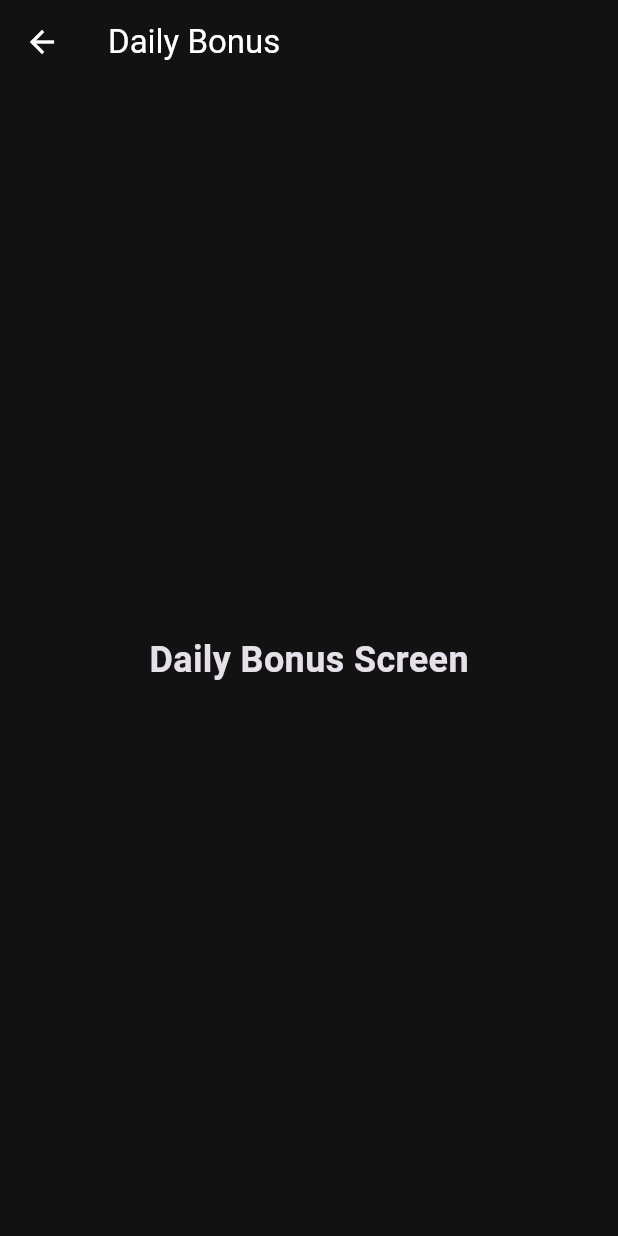
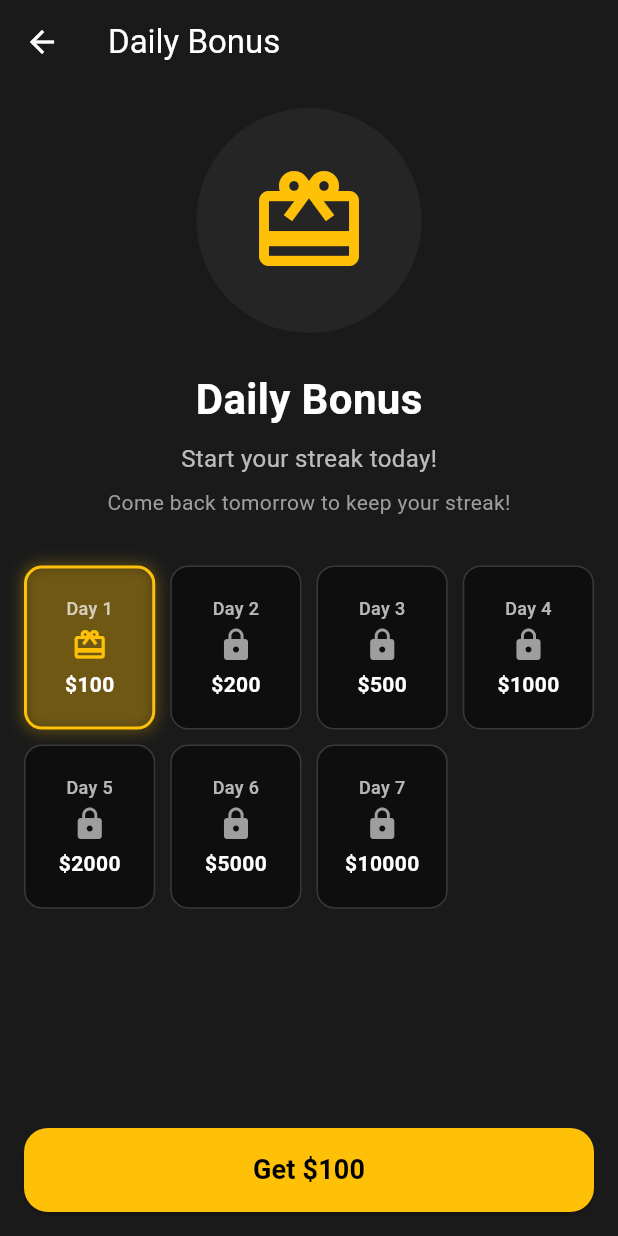
Before and after one commit to alexeyosychencko/crypto_sim-app, a Flutter app: the screen it shows after launch, after a tap on an icon or button, on a phone screen of 412 x 824 dp. Run offline on Flutter 3.47's test engine with Material 3 defaults, Android fonts, the phone set to English and light mode, and no system bars; our stand-ins replace dio, fl_chart, flutter_riverpod, hive, hive_flutter; accounts and stored records are empty; network calls fail.

Commit message:
dayly bonus page

```diff
--- /dev/null
+++ b/lib/core/constants/bonus_rewards.dart
@@ -0,0 +1,9 @@
+const Map<int, int> dailyBonusRewards = {
+  1: 100,
+  2: 200,
+  3: 500,
+  4: 1000,
+  5: 2000,
+  6: 5000,
+  7: 10000,
+};
--- /dev/null
+++ b/lib/features/bonus/providers/bonus_provider.dart
@@ -0,0 +1,47 @@
+import 'package:flutter_riverpod/flutter_riverpod.dart';
+import 'package:hive/hive.dart';
+import '../../../shared/models/bonus_data.dart';
+import '../../../shared/services/bonus_service.dart';
+import '../../wallet/providers/wallet_provider.dart';
+
+// Service provider
+final bonusServiceProvider = Provider<BonusService>((ref) {
+  // Box should be opened in main.dart with name 'bonus'
+  final box = Hive.box<BonusData>('bonus');
+  return BonusService(box);
+});
+
+class BonusNotifier extends Notifier<BonusData> {
+  late final BonusService _service;
+
+  @override
+  BonusData build() {
+    _service = ref.watch(bonusServiceProvider);
+    return _service.getBonusData();
+  }
+
+  Future<void> refresh() async {
+    state = _service.getBonusData();
+  }
+
+  Future<int> claim() async {
+    try {
+      final reward = await _service.claimBonus();
+
+      // Update local state
+      state = _service.getBonusData();
+
+      // Update wallet balance
+      // Accessing the notifier directly to call the method
+      await ref.read(walletProvider.notifier).updateBalance(reward.toDouble());
+
+      return reward;
+    } catch (e) {
+      rethrow;
+    }
+  }
+}
+
+final bonusDataProvider = NotifierProvider<BonusNotifier, BonusData>(
+  BonusNotifier.new,
+);
--- a/lib/features/bonus/screens/daily_bonus_screen.dart
+++ b/lib/features/bonus/screens/daily_bonus_screen.dart
@@ -1,19 +1,166 @@
 import 'package:flutter/material.dart';
+import 'package:flutter_riverpod/flutter_riverpod.dart';
+import '../providers/bonus_provider.dart';
+import '../widgets/day_card.dart';
+import '../../../core/constants/bonus_rewards.dart';
 
-class DailyBonusScreen extends StatelessWidget {
+class DailyBonusScreen extends ConsumerWidget {
   const DailyBonusScreen({super.key});
 
   @override
-  Widget build(BuildContext context) {
+  Widget build(BuildContext context, WidgetRef ref) {
+    final bonusData = ref.watch(bonusDataProvider);
+    final bonusService = ref.watch(bonusServiceProvider);
+
+    final canClaim = bonusService.canClaimToday();
+    final currentStreak = bonusData.currentStreak;
+
+    // Calculate next reward amount
+    int nextReward = 0;
+    if (canClaim) {
+      // Logic duplicated from service for display purposes or use service method if available/public
+      // Using service logic: if claimed yesterday, next is streak + 1. If broken, reset to 1.
+      // Actually service.getNextReward() does this logic.
+      nextReward = bonusService.getNextReward();
+    }
+
     return Scaffold(
+      backgroundColor: const Color(0xFF1A1A1A), // Dark background
       appBar: AppBar(
         title: const Text('Daily Bonus'),
         backgroundColor: Colors.transparent,
+        elevation: 0,
+        leading: IconButton(
+          icon: const Icon(Icons.arrow_back),
+          onPressed: () => Navigator.of(context).pop(),
+        ),
       ),
-      body: const Center(
-        child: Text(
-          'Daily Bonus Screen',
-          style: TextStyle(fontSize: 24, fontWeight: FontWeight.bold),
+      body: SafeArea(
+        child: Padding(
+          padding: const EdgeInsets.all(16.0),
+          child: Column(
+            children: [
+              // Header Section
+              Container(
+                width: 150,
+                height: 150,
+                decoration: BoxDecoration(
+                  color: Colors.white.withValues(alpha: 0.05),
+                  shape: BoxShape.circle,
+                ),
+                child: const Icon(
+                  Icons.card_giftcard,
+                  size: 80,
+                  color: Colors.amber,
+                ),
+              ),
+              const SizedBox(height: 24),
+              const Text(
+                'Daily Bonus',
+                style: TextStyle(
+                  fontSize: 28,
+                  fontWeight: FontWeight.bold,
+                  color: Colors.white,
+                ),
+              ),
+              const SizedBox(height: 8),
+              if (currentStreak > 0 && !bonusService.isStreakBroken())
+                Text(
+                  'Day $currentStreak in a row',
+                  style: const TextStyle(
+                    fontSize: 16,
+                    color: Colors.amber,
+                    fontWeight: FontWeight.w500,
+                  ),
+                )
+              else
+                const Text(
+                  'Start your streak today!',
+                  style: TextStyle(fontSize: 16, color: Colors.white70),
+                ),
+
+              const SizedBox(height: 8),
+              const Text(
+                'Come back tomorrow to keep your streak!',
+                style: TextStyle(fontSize: 14, color: Colors.grey),
+              ),
+
+              const SizedBox(height: 32),
+
+              // Days Grid
+              Expanded(
+                child: GridView.builder(
+                  gridDelegate: const SliverGridDelegateWithFixedCrossAxisCount(
+                    crossAxisCount: 4,
+                    crossAxisSpacing: 10,
+                    mainAxisSpacing: 10,
+                    childAspectRatio: 0.8,
+                  ),
+                  itemCount: 7,
+                  itemBuilder: (context, index) {
+                    final day = index + 1;
+                    final reward = dailyBonusRewards[day] ?? 0;
+                    final status = bonusService.getDayStatus(day);
+
+                    return DayCard(day: day, reward: reward, status: status);
+                  },
+                ),
+              ),
+
+              // Claim Button
+              const SizedBox(height: 16),
+              SizedBox(
+                width: double.infinity,
+                height: 56,
+                child: ElevatedButton(
+                  onPressed: canClaim
+                      ? () async {
+                          try {
+                            final reward = await ref
+                                .read(bonusDataProvider.notifier)
+                                .claim();
+                            if (context.mounted) {
+                              ScaffoldMessenger.of(context).showSnackBar(
+                                SnackBar(
+                                  content: Text(
+                                    'Claimed \$$reward!',
+                                    style: const TextStyle(color: Colors.white),
+                                  ),
+                                  backgroundColor: Colors.green,
+                                ),
+                              );
+                            }
+                          } catch (e) {
+                            if (context.mounted) {
+                              ScaffoldMessenger.of(context).showSnackBar(
+                                SnackBar(
+                                  content: Text('Error: $e'),
+                                  backgroundColor: Colors.red,
+                                ),
+                              );
+                            }
+                          }
+                        }
+                      : null,
+                  style: ElevatedButton.styleFrom(
+                    backgroundColor: Colors.amber,
+                    disabledBackgroundColor: Colors.grey.withValues(alpha: 0.3),
+                    shape: RoundedRectangleBorder(
+                      borderRadius: BorderRadius.circular(16),
+                    ),
+                  ),
+                  child: Text(
+                    canClaim ? 'Get \$$nextReward' : 'Come back tomorrow',
+                    style: TextStyle(
+                      color: canClaim ? Colors.black : Colors.white54,
+                      fontSize: 18,
+                      fontWeight: FontWeight.bold,
+                    ),
+                  ),
+                ),
+              ),
+            ],
+          ),
         ),
       ),
     );
--- /dev/null
+++ b/lib/features/bonus/widgets/day_card.dart
@@ -0,0 +1,88 @@
+import 'package:flutter/material.dart';
+
+class DayCard extends StatelessWidget {
+  final int day;
+  final int reward;
+  final String status; // 'claimed', 'available', 'locked'
+
+  const DayCard({
+    super.key,
+    required this.day,
+    required this.reward,
+    required this.status,
+  });
+
+  @override
+  Widget build(BuildContext context) {
+    // Styling based on status
+    final isClaimed = status == 'claimed';
+    final isAvailable = status == 'available';
+
+    Color borderColor = Colors.grey.withValues(alpha: 0.3);
+    Color backgroundColor = Colors.black45;
+    double opacity = 1.0;
+
+    if (isClaimed) {
+      borderColor = Colors.green;
+      backgroundColor = Colors.green.withValues(alpha: 0.1);
+      opacity = 0.7;
+    } else if (isAvailable) {
+      borderColor = Colors.amber;
+      backgroundColor = Colors.amber.withValues(alpha: 0.1);
+    }
+
+    return Opacity(
+      opacity: opacity,
+      child: Container(
+        decoration: BoxDecoration(
+          color: backgroundColor,
+          borderRadius: BorderRadius.circular(12),
+          border: Border.all(color: borderColor, width: isAvailable ? 2 : 1),
+          boxShadow: isAvailable
+              ? [
+                  BoxShadow(
+                    color: Colors.amber.withValues(alpha: 0.3),
+                    blurRadius: 8,
+                    spreadRadius: 1,
+                  ),
+                ]
+              : null,
+        ),
+        child: Column(
+          mainAxisAlignment: MainAxisAlignment.center,
+          children: [
+            Text(
+              'Day $day',
+              style: TextStyle(
+                color: Colors.white70,
+                fontSize: 12,
+                fontWeight: FontWeight.w500,
+              ),
+            ),
+            const SizedBox(height: 4),
+            _buildIcon(),
+            const SizedBox(height: 4),
+            Text(
+              '\$$reward',
+              style: const TextStyle(
+                color: Colors.white,
+                fontWeight: FontWeight.bold,
+                fontSize: 14,
+              ),
+            ),
+          ],
+        ),
+      ),
+    );
+  }
+
+  Widget _buildIcon() {
+    if (status == 'claimed') {
+      return const Icon(Icons.check_circle, color: Colors.green, size: 24);
+    } else if (status == 'locked') {
+      return const Icon(Icons.lock, color: Colors.grey, size: 24);
+    } else {
+      return const Icon(Icons.card_giftcard, color: Colors.amber, size: 24);
+    }
+  }
+}
--- a/lib/main.dart
+++ b/lib/main.dart
@@ -5,6 +5,7 @@ import 'shared/widgets/app_shell.dart';
 import 'shared/models/wallet.dart';
 import 'shared/models/position.dart';
 import 'shared/models/trade.dart';
+import 'shared/models/bonus_data.dart';
 
 void main() async {
   WidgetsFlutterBinding.ensureInitialized();
@@ -12,11 +13,13 @@ void main() async {
   Hive.registerAdapter(WalletAdapter());
   Hive.registerAdapter(PositionAdapter());
   Hive.registerAdapter(TradeAdapter());
+  Hive.registerAdapter(BonusDataAdapter());
 
   // Open the box once before the app starts
   await Hive.openBox<Wallet>('wallet');
   await Hive.openBox<Position>('positions');
   await Hive.openBox<Trade>('trades');
+  await Hive.openBox<BonusData>('bonus');
 
   runApp(const ProviderScope(child: MyApp()));
 }
--- /dev/null
+++ b/lib/shared/models/bonus_data.dart
@@ -0,0 +1,21 @@
+import 'package:hive/hive.dart';
+
+part 'bonus_data.g.dart';
+
+@HiveType(typeId: 3)
+class BonusData {
+  @HiveField(0)
+  final DateTime? lastClaimDate;
+
+  @HiveField(1)
+  final int currentStreak;
+
+  BonusData({this.lastClaimDate, this.currentStreak = 0});
+
+  BonusData copyWith({DateTime? lastClaimDate, int? currentStreak}) {
+    return BonusData(
+      lastClaimDate: lastClaimDate ?? this.lastClaimDate,
+      currentStreak: currentStreak ?? this.currentStreak,
+    );
+  }
+}
--- /dev/null
+++ b/lib/shared/services/bonus_service.dart
@@ -0,0 +1,167 @@
+import 'package:hive/hive.dart';
+import '../../core/constants/bonus_rewards.dart';
+import '../models/bonus_data.dart';
+
+class BonusService {
+  final Box<BonusData> _box;
+
+  BonusService(this._box);
+
+  BonusData getBonusData() {
+    return _box.get('bonus_data', defaultValue: BonusData())!;
+  }
+
+  bool canClaimToday() {
+    final data = getBonusData();
+    if (data.lastClaimDate == null) return true;
+
+    final now = DateTime.now();
+    final last = data.lastClaimDate!;
+
+    // Check if claimed today (ignoring time)
+    return !(last.year == now.year &&
+        last.month == now.month &&
+        last.day == now.day);
+  }
+
+  bool _wasClaimedYesterday(DateTime lastClaim) {
+    final now = DateTime.now();
+    final yesterday = now.subtract(const Duration(days: 1));
+
+    return lastClaim.year == yesterday.year &&
+        lastClaim.month == yesterday.month &&
+        lastClaim.day == yesterday.day;
+  }
+
+  int getNextReward() {
+    final data = getBonusData();
+    if (data.lastClaimDate == null) {
+      return dailyBonusRewards[1]!;
+    }
+
+    if (canClaimToday()) {
+      // If claimed yesterday, next is streak + 1
+      if (_wasClaimedYesterday(data.lastClaimDate!)) {
+        final nextStreak = data.currentStreak + 1;
+        return dailyBonusRewards[nextStreak > 7 ? 7 : nextStreak] ??
+            dailyBonusRewards[7]!;
+      } else {
+        // Streak broken
+        return dailyBonusRewards[1]!;
+      }
+    } else {
+      // Already claimed today, show next day's potential reward
+      final nextStreak = data.currentStreak + 1;
+      return dailyBonusRewards[nextStreak > 7 ? 7 : nextStreak] ??
+          dailyBonusRewards[7]!;
+    }
+  }
+
+  Future<int> claimBonus() async {
+    if (!canClaimToday()) {
+      throw Exception('Bonus already claimed today');
+    }
+
+    final data = getBonusData();
+    int newStreak = 1;
+
+    if (data.lastClaimDate != null &&
+        _wasClaimedYesterday(data.lastClaimDate!)) {
+      newStreak = data.currentStreak + 1;
+      if (newStreak > 7)
+        newStreak =
+            7; // Cap at 7 days for reward purposes, or keep incrementing?
+      // Context says "7 days streak with increasing rewards", usually implies max reward at 7.
+      // We will loop cycle or cap logic.
+      // Requirement says "7 days streak...". Let's assume day 7 is max and it stays there or loops?
+      // Usually "missed a day - streak resets".
+      // Let's cap reward at 7, but maybe we can keep streak number high?
+      // For simplicity and typical behavior: if day 7 claimed, next day is 7 again or 1?
+      // "7 days streak with increasing rewards".
+      // Let's cap streak at 7 for now to match keys.
+      if (newStreak > 7) newStreak = 7;
+    }
+
+    // Actually, "7 days streak" might mean it resets after 7 days too?
+    // "If missed a day - streak resets". didn't say it resets after 7.
+    // I will assume it caps at 7 for reward value.
+
+    final reward = dailyBonusRewards[newStreak]!;
+
+    final newData = BonusData(
+      lastClaimDate: DateTime.now(),
+      currentStreak: newStreak,
+    );
+
+    await _box.put('bonus_data', newData);
+    return reward;
+  }
+
+  String getDayStatus(int day) {
+    final data = getBonusData();
+    if (day > 7) return 'locked';
+
+    // This is tricky. Status depends on current streak.
+    // If current streak is 3 (claimed 3 days).
+    // Day 1, 2, 3: Claimed.
+    // Day 4: Available (if today not claimed) or Locked (if need to wait).
+
+    // Simplification for UI:
+    // If streak is N.
+    // Days <= N are 'claimed' (unless claiming today upgrades N to N+1).
+    // Actually, if I have streak 2 (claimed yesterday).
+    // Today I can claim. Streak will become 3.
+    // So currently Day 1, 2 are done. Day 3 is 'current/available'. Day 4+ locked.
+
+    // If I claimed today. Streak is 3.
+    // Day 1, 2, 3 done. Day 4 locked (available tomorrow).
+
+    // So logic:
+    // If claimed today:
+    //   days <= currentStreak -> claimed
+    //   days > currentStreak -> locked
+
+    // If NOT claimed today:
+    //   Streak is essentially for yesterday.
+    //   days <= currentStreak -> claimed
+    //   day == currentStreak + 1 -> available
+    //   days > currentStreak + 1 -> locked
+
+    // But wait, if streak broken?
+    // If broken, streak resets to 0 effectively for 'next claim'.
+    // If last claim was 2 days ago. Streak is stored as 5. But practically it is broken.
+    // So if I claim now, it becomes 1.
+
+    bool broken = isStreakBroken();
+
+    if (broken) {
+      if (day == 1)
+        return canClaimToday()
+            ? 'available'
+            : 'claimed'; // If broken, we start at 1.
+      return 'locked';
+    }
+
+    final streak = data.currentStreak;
+    final claimedToday = !canClaimToday();
+
+    if (claimedToday) {
+      if (day <= streak) return 'claimed';
+      return 'locked';
+    } else {
+      if (day <= streak) return 'claimed';
+      if (day == streak + 1) return 'available';
+      return 'locked';
+    }
+  }
+
+  bool isStreakBroken() {
+    final data = getBonusData();
+    if (data.lastClaimDate == null)
+      return false; // First time logic handled elsewhere or treated as not broken (start at 1)
+
+    return !canClaimToday()
+        ? false
+        : !_wasClaimedYesterday(data.lastClaimDate!);
+  }
+}
```
Also changed, not shown: lib/shared/models/bonus_data.g.dart (added).
